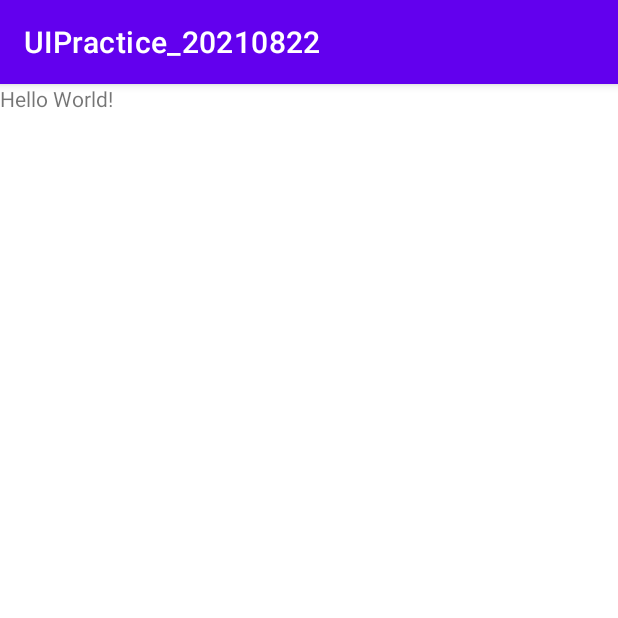
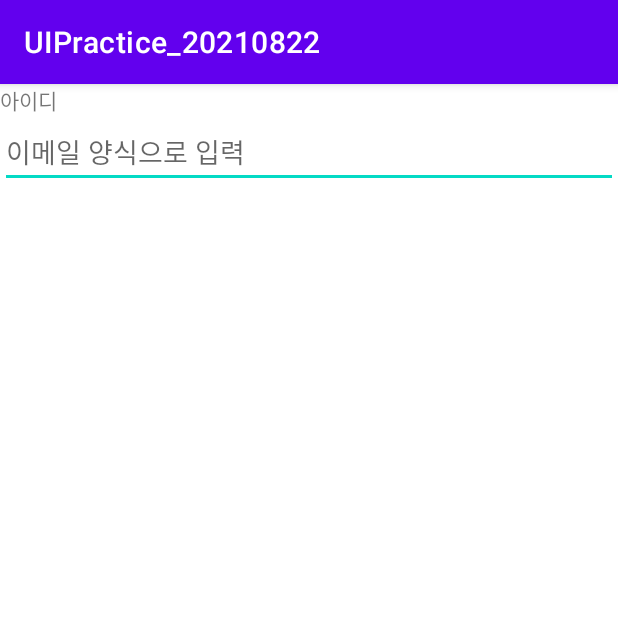
Before and after one commit to gara-age/UIPractice_20210822, an Android app: the screen it shows after launch (MainActivity), on a phone screen of 412 x 824 dp, the top half of it. Run offline under Robolectric (Android 15) with nearby library versions, the phone set to English and light mode, and no system bars.

Commit message:
아이디 입력칸 추가   -EditText 체험중

```diff
--- a/app/src/main/res/layout/activity_main.xml
+++ b/app/src/main/res/layout/activity_main.xml
@@ -5,15 +5,19 @@
     xmlns:tools="http://schemas.android.com/tools"
     android:layout_width="match_parent"
     android:layout_height="match_parent"
+    android:orientation="vertical"
     tools:context=".MainActivity">
+
 
     <TextView
         android:layout_width="wrap_content"
         android:layout_height="wrap_content"
-        android:text="Hello World!"
-        app:layout_constraintBottom_toBottomOf="parent"
-        app:layout_constraintLeft_toLeftOf="parent"
-        app:layout_constraintRight_toRightOf="parent"
-        app:layout_constraintTop_toTopOf="parent" />
+        android:text="아이디" />
+
+    <EditText
+        android:layout_width="match_parent"
+        android:layout_height="wrap_content"
+        android:hint="이메일 양식으로 입력"
+        android:inputType="textEmailAddress"/>
 
 </LinearLayout>
```
